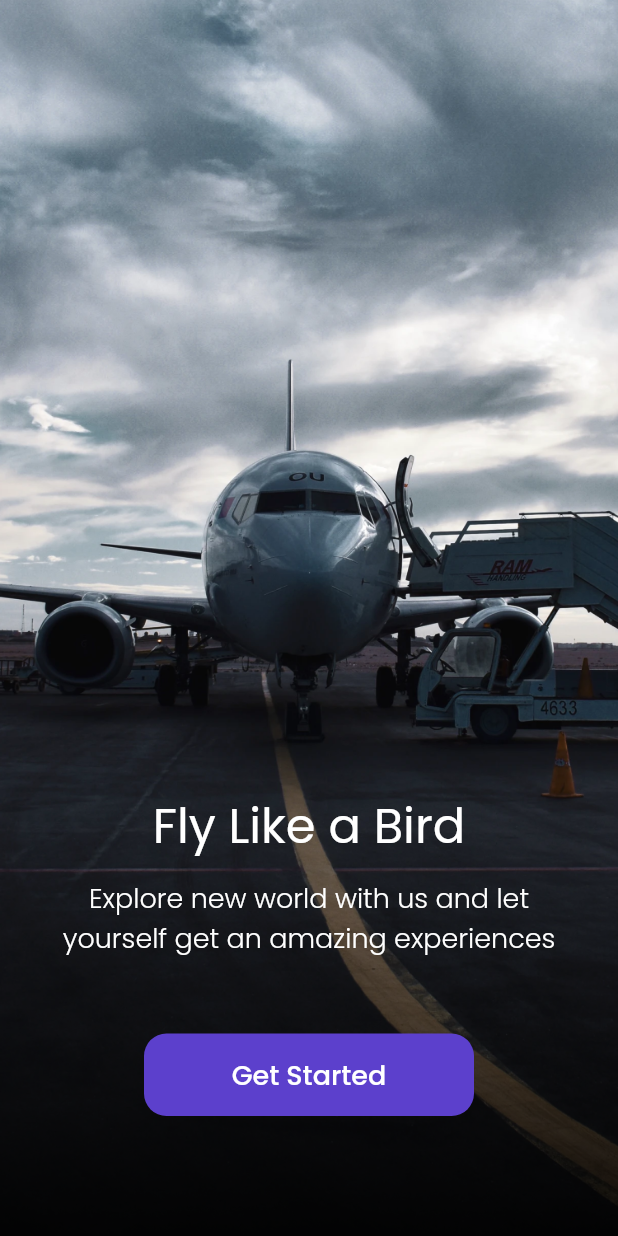
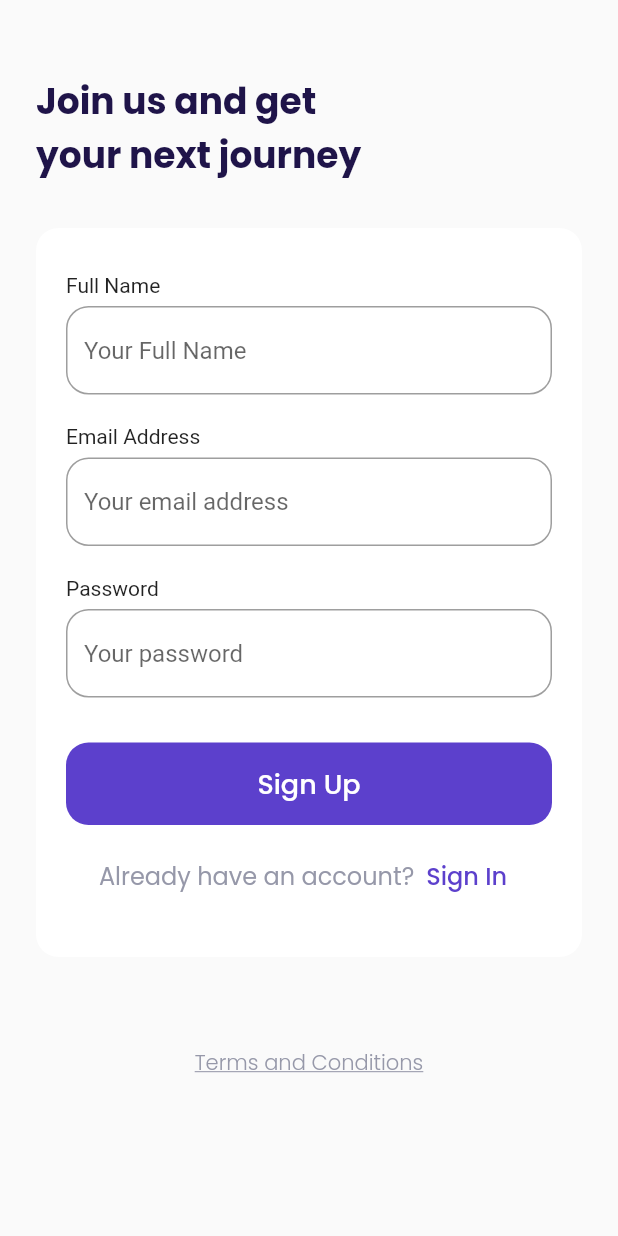
Before and after one commit to haikalhafizh24/flight-ticket-app, a Flutter app: the screen it shows after launch, after a tap on "Get Started", on a phone screen of 412 x 824 dp. Run offline on Flutter 3.47's test engine with Material 2 defaults, Android fonts, the light colour scheme and no system bars; our stand-ins replace google_fonts.

Commit message:
added sign up page

```diff
--- a/lib/main.dart
+++ b/lib/main.dart
@@ -1,5 +1,6 @@
 import 'package:flutter/material.dart';
 import 'package:hai_air/ui/page/get_started_page.dart';
+import 'package:hai_air/ui/page/sign_up_page.dart';
 import 'package:hai_air/ui/page/splash_page.dart';
 
 // import 'ui/page/splash_page.dart';
@@ -16,6 +17,7 @@
       routes: {
         '/': (context) => const SplashPage(),
         '/get-started' : (context) => const GetStartedPage(),
+        '/sign-up' : (context) =>const SignUpPage(),
       },
     );
   }
--- a/lib/shared/theme.dart
+++ b/lib/shared/theme.dart
@@ -1,6 +1,9 @@
 import 'package:flutter/cupertino.dart';
 import 'package:flutter/material.dart';
 import 'package:google_fonts/google_fonts.dart';
+
+double defaultMargin = 24.0;
+double defaultRadius = 15.0;
 
 Color kPrimaryColor = const Color(0xFF5c40cc);
 Color kBlackColor = const Color(0xFF1F1449);
--- a/lib/ui/page/get_started_page.dart
+++ b/lib/ui/page/get_started_page.dart
@@ -42,11 +42,13 @@
                       bottom: 80,
                     ),
                     child: TextButton(
-                        onPressed: () {},
+                        onPressed: () {
+                          Navigator.pushNamed(context, '/sign-up');
+                        },
                         style: TextButton.styleFrom(
                           backgroundColor: kPrimaryColor,
                           shape: RoundedRectangleBorder(
-                              borderRadius: BorderRadius.circular(15)),
+                              borderRadius: BorderRadius.circular(defaultRadius)),
                         ),
                         child: Text(
                           "Get Started",
--- /dev/null
+++ b/lib/ui/page/sign_up_page.dart
@@ -0,0 +1,194 @@
+import 'package:flutter/material.dart';
+import '../../shared/theme.dart';
+
+class SignUpPage extends StatelessWidget {
+  const SignUpPage({Key? key}) : super(key: key);
+
+  @override
+  Widget build(BuildContext context) {
+    Widget title() {
+      return Container(
+        margin: const EdgeInsets.only(
+          top: 50,
+        ),
+        child: Text("Join us and get\nyour next journey",
+            style: blackTextStyle.copyWith(fontSize: 24, fontWeight: bold)),
+      );
+    }
+
+    Widget inputSection() {
+      Widget nameInput() {
+        return Container(
+          margin: const EdgeInsets.only(bottom: 20),
+          child: Column(
+            crossAxisAlignment: CrossAxisAlignment.start,
+            children: [
+              const Text(
+                "Full Name",
+              ),
+              const SizedBox(
+                height: 6,
+              ),
+              TextFormField(
+                cursorColor: kBlackColor,
+                decoration: InputDecoration(
+                    hintText: 'Your Full Name',
+                    border: OutlineInputBorder(
+                        borderRadius: BorderRadius.circular(defaultRadius)),
+                    focusedBorder: OutlineInputBorder(
+                      borderRadius: BorderRadius.circular(defaultRadius),
+                      borderSide: BorderSide(color: kPrimaryColor),
+                    )),
+              )
+            ],
+          ),
+        );
+      }
+
+      Widget emailInput() {
+        return Container(
+          margin: const EdgeInsets.only(bottom: 20),
+          child: Column(
+            crossAxisAlignment: CrossAxisAlignment.start,
+            children: [
+              const Text(
+                "Email Address",
+              ),
+              const SizedBox(
+                height: 6,
+              ),
+              TextFormField(
+                cursorColor: kBlackColor,
+                decoration: InputDecoration(
+                    hintText: 'Your email address',
+                    border: OutlineInputBorder(
+                        borderRadius: BorderRadius.circular(defaultRadius)),
+                    focusedBorder: OutlineInputBorder(
+                      borderRadius: BorderRadius.circular(defaultRadius),
+                      borderSide: BorderSide(color: kPrimaryColor),
+                    )),
+              )
+            ],
+          ),
+        );
+      }
+
+      Widget passwordInput() {
+        return Container(
+          margin: const EdgeInsets.only(bottom: 30),
+          child: Column(
+            crossAxisAlignment: CrossAxisAlignment.start,
+            children: [
+              const Text(
+                "Password",
+              ),
+              const SizedBox(
+                height: 6,
+              ),
+              TextFormField(
+                obscureText: true,
+                cursorColor: kBlackColor,
+                decoration: InputDecoration(
+                    hintText: 'Your password',
+                    border: OutlineInputBorder(
+                        borderRadius: BorderRadius.circular(defaultRadius)),
+                    focusedBorder: OutlineInputBorder(
+                      borderRadius: BorderRadius.circular(defaultRadius),
+                      borderSide: BorderSide(color: kPrimaryColor),
+                    )),
+              )
+            ],
+          ),
+        );
+      }
+
+      Widget signUpButton() {
+        return SizedBox(
+          width: double.infinity,
+          height: 55,
+          child: TextButton(
+            onPressed: () {},
+            style: TextButton.styleFrom(
+                backgroundColor: kPrimaryColor,
+                shape: RoundedRectangleBorder(
+                    borderRadius: BorderRadius.circular(defaultRadius))),
+            child: Text(
+              'Sign Up',
+              style: whiteTextStyle.copyWith(
+                fontSize: 18,
+              ),
+            ),
+          ),
+        );
+      }
+
+      Widget signInButton() {
+        return Container(
+            margin: const EdgeInsets.only(top: 10),
+            child: Row(
+              mainAxisAlignment: MainAxisAlignment.center,
+              children: [
+                Text(
+                  'Already have an account?',
+                  style: greyTextStyle.copyWith(fontSize: 16),
+                ),
+                TextButton(
+                  onPressed: () {},
+                  child: Text('Sign In',
+              style: primaryTextStyle.copyWith(fontSize: 16)),
+                )
+              ],
+            ));
+      }
+
+      return Container(
+        margin: const EdgeInsets.only(top: 30),
+        padding: const EdgeInsets.symmetric(horizontal: 20, vertical: 30),
+        decoration: BoxDecoration(
+          color: kWhiteColor,
+          borderRadius: BorderRadius.circular(defaultRadius),
+        ),
+        child: Column(
+          children: [
+            nameInput(),
+            emailInput(),
+            passwordInput(),
+            signUpButton(),
+            signInButton(),
+          ],
+        ),
+      );
+    }
+
+    Widget tacButton() {
+      return Container(
+        margin: const EdgeInsets.only(top: 60, bottom: 50),
+        child: Center(
+          child: Text(
+            "Terms and Conditions",
+            style: greyTextStyle.copyWith(
+                fontSize: 14,
+                fontWeight: light,
+                decoration: TextDecoration.underline),
+          ),
+        ),
+      );
+    }
+
+    return Scaffold(
+      backgroundColor: kBackgroundColor,
+      body: SafeArea(
+        child: ListView(
+          padding: EdgeInsets.symmetric(
+            horizontal: defaultMargin,
+          ),
+          children: [
+            title(),
+            inputSection(),
+            tacButton(),
+          ],
+        ),
+      ),
+    );
+  }
+}
```
